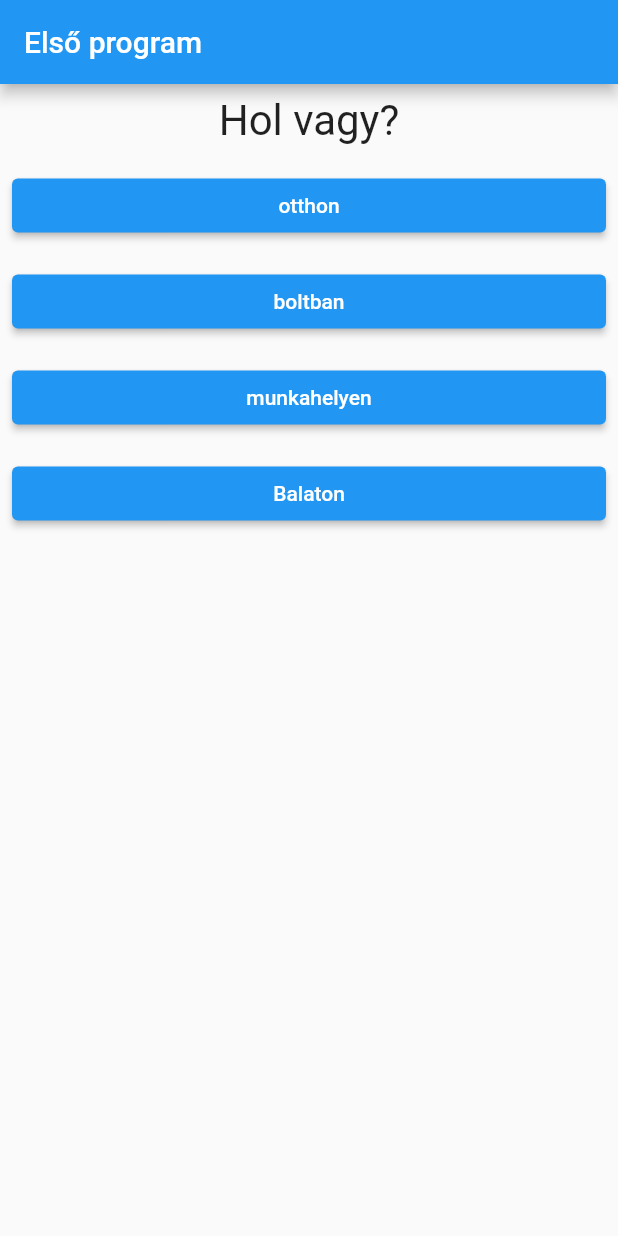
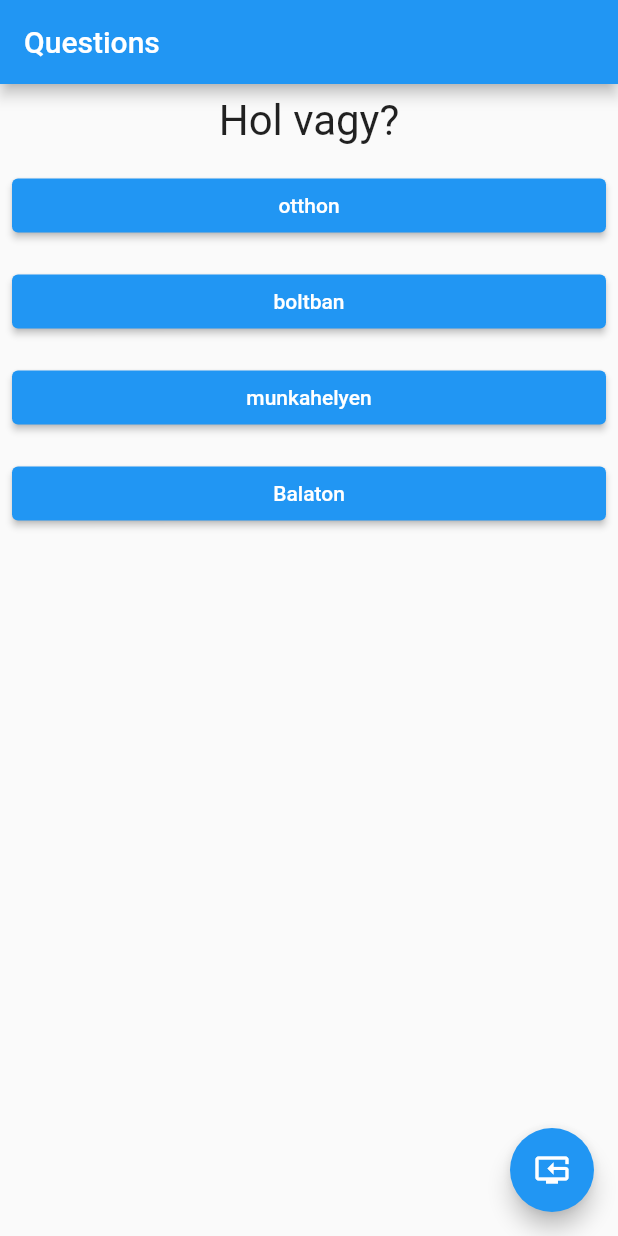
Before and after one commit to kurjakrichard/academind, a Flutter app: the screen it shows after launch, after a tap on "Micimackó", on a phone screen of 412 x 824 dp. Run offline on Flutter 3.47's test engine with Material 2 defaults, Android fonts, the phone set to English and light mode, and no system bars.

Commit message:
Finish program

```diff
--- a/lib/homepage.dart
+++ b/lib/homepage.dart
@@ -29,13 +29,27 @@ class _HomePageState extends State<HomePage> {
   @override
   Widget build(BuildContext context) {
     return Scaffold(
+        floatingActionButton: FloatingActionButton(
+            onPressed: restart,
+            tooltip: 'Reset questions.',
+            child: const Icon(Icons.reset_tv)),
         appBar: AppBar(
-        title: const Text('Első program'),
+          title: const Text('Questions'),
         ),
-      body: Column(
+        body: _questionIndex < questions.length
+            ? quiz()
+            : const Center(
+                child: Text(
+                  'Kész vagy!',
+                  style: TextStyle(fontSize: 32),
+                ),
+              ));
+  }
+
+  Widget quiz() {
+    return Column(
       children: [
-          Question(
-              questionText: questions[_questionIndex]['question'] as String),
+        Question(questionText: questions[_questionIndex]['question'] as String),
         ...(questions[_questionIndex]['answers'] as List<String>)
             .map(
               (answer) => Answer(
@@ -45,7 +59,6 @@ class _HomePageState extends State<HomePage> {
             )
             .toList(), // toList not necessiary
       ],
-      ),
     );
   }
 
@@ -54,13 +67,17 @@ class _HomePageState extends State<HomePage> {
     print(_questionIndex.toString());
     // ignore: avoid_print
     print('Answer$_questionIndex');
+
     setState(
       () {
-        if (_questionIndex >= questions.length - 1) {
-          _questionIndex = -1;
-        }
         _questionIndex++;
       },
     );
   }
+
+  void restart() {
+    setState(() {
+      _questionIndex = 0;
+    });
   }
+}
```
Lines whose indentation alone changed are shown as unchanged.
